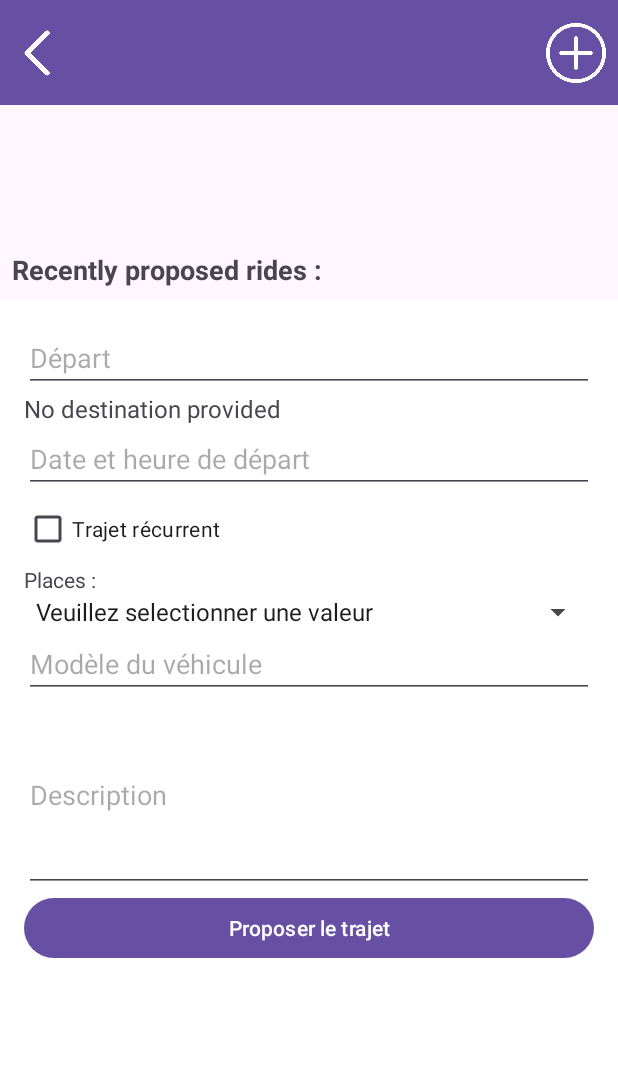
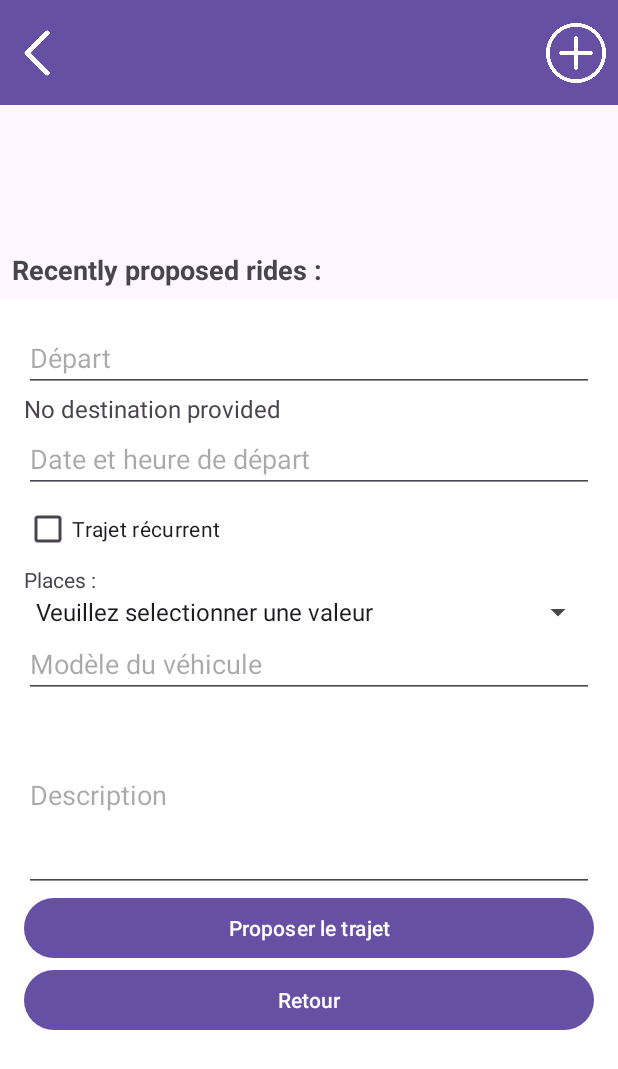
Before and after one commit to alcatel-taxi-brousse/frontend, an Android app: the fragment ProposeRideFragment placed in its activity, on a phone screen of 412 x 824 dp. Shown: the top 1069 px of the screen. Run offline under Robolectric (Android 15) with nearby library versions, the phone set to English and light mode, and no system bars; our stand-ins replace Volley; network calls fail.

Commit message:
Fixing all

```diff
--- a/app/src/main/java/com/alcatelcnamisi1/taxibrousse/CommunityDetailsActivity.kt
+++ b/app/src/main/java/com/alcatelcnamisi1/taxibrousse/CommunityDetailsActivity.kt
@@ -47,7 +47,12 @@ class CommunityDetailsActivity : AppCompatActivity() {
             navigateBackToHome()
         }
 
-        openFragment(ViewRidesFragment(), R.id.frameLayoutRidesContainer)
+        val fragment = ViewRidesFragment()
+        fragment.arguments = Bundle().apply {
+            putString("arrival", destination)
+            println("\n Data sent : $destination")
+        }
+        openFragment(fragment, R.id.frameLayoutRidesContainer)
     }
 
     private fun openFragment(fragment: Fragment, containerId: Int) {
--- a/app/src/main/java/com/alcatelcnamisi1/taxibrousse/ProposeRideFragment.kt
+++ b/app/src/main/java/com/alcatelcnamisi1/taxibrousse/ProposeRideFragment.kt
@@ -29,6 +29,7 @@ class ProposeRideFragment : Fragment() {
     private var editTextCarModel: EditText? = null
     private var editTextDescription: EditText? = null
     private var buttonProposeRide: Button? = null
+    private var buttonReturn: Button? = null
     private var calendar: Calendar = Calendar.getInstance()
 
 
@@ -57,6 +58,7 @@ class ProposeRideFragment : Fragment() {
         editTextCarModel = view.findViewById(R.id.editTextCarModel)
         editTextDescription = view.findViewById(R.id.editTextDescription)
         buttonProposeRide = view.findViewById(R.id.buttonProposeRide)
+        buttonReturn = view.findViewById(R.id.buttonReturn)
 
         editTextDateTime?.setOnClickListener {
             showDateTimePicker()
@@ -80,6 +82,10 @@ class ProposeRideFragment : Fragment() {
 
         buttonProposeRide?.setOnClickListener {
             proposeRide()
+        }
+
+        buttonReturn?.setOnClickListener {
+            activity?.supportFragmentManager?.popBackStack()
         }
 
         fieldListeners()
--- a/app/src/main/java/com/alcatelcnamisi1/taxibrousse/ViewCommunitiesFragment.kt
+++ b/app/src/main/java/com/alcatelcnamisi1/taxibrousse/ViewCommunitiesFragment.kt
@@ -9,6 +9,7 @@ import android.widget.ImageButton
 import android.widget.LinearLayout
 import android.widget.TextView
 import android.widget.Toast
+import androidx.cardview.widget.CardView
 import androidx.fragment.app.Fragment
 import org.json.JSONArray
 import org.json.JSONException
@@ -76,12 +77,12 @@ class ViewCommunitiesFragment : Fragment() {
 
             val nameTextView: TextView = communityView.findViewById(R.id.textViewCommunityName)
             val destinationTextView: TextView = communityView.findViewById(R.id.textViewCommunityDestination)
-            val arrowButton: ImageButton = communityView.findViewById(R.id.buttonArrow)
+            //val arrowButton: ImageButton = communityView.findViewById(R.id.buttonArrow)
 
             nameTextView.text = community["name"]
             destinationTextView.text = community["destination"]
 
-            arrowButton.setOnClickListener {
+            communityView.setOnClickListener {
                 val communityName = community["name"]
                 val destination = community["destination"]
 
--- a/app/src/main/java/com/alcatelcnamisi1/taxibrousse/ViewRidesFragment.kt
+++ b/app/src/main/java/com/alcatelcnamisi1/taxibrousse/ViewRidesFragment.kt
@@ -19,9 +19,21 @@ import java.text.SimpleDateFormat
 import java.util.Locale
 import java.util.*
 
+private const val ARG_PARAM1 = "arrival"
+
+
 class ViewRidesFragment : Fragment() {
 
     private lateinit var linearLayout: LinearLayout
+    private var arrival: String? = null
+    override fun onCreate(savedInstanceState: Bundle?) {
+        super.onCreate(savedInstanceState)
+        arguments?.let {
+            arrival = it.getString(ARG_PARAM1)
+            println("Received arrival: $arrival")
+        }
+        println("\n OnCreate received data : $arrival")
+    }
 
     override fun onCreateView(
         inflater: LayoutInflater, container: ViewGroup?,
@@ -116,15 +128,17 @@ class ViewRidesFragment : Fragment() {
 
 
             buttonJoinRide.setOnClickListener {
-                print("button Join Ride clicked")
+                print("\n button Join Ride clicked")
                 val fragment = JoinRideFragment()
+                println("\n Data sent : $arrival")
                 fragment.arguments = Bundle().apply {
                     putString("departure", ride["departure"])
+                    putString("arrival", arrival)
                     putString("date", ride["date"])
                     putInt("seats_taken", 0)
                     ride["seatsAvailable"]?.let { it1 -> putInt("seats_total", it1.toInt()) }
                 }
-
+                print("\n Departure : " + ride["departure"])
                 val fragmentManager: FragmentManager = parentFragmentManager
                 val fragmentTransaction: FragmentTransaction = fragmentManager.beginTransaction()
                 fragmentTransaction.replace(R.id.frameLayoutRidesContainer, fragment)
--- a/app/src/main/res/layout/fragment_join_ride.xml
+++ b/app/src/main/res/layout/fragment_join_ride.xml
@@ -14,11 +14,11 @@
         android:orientation="vertical">
 
         <TextView
-            android:id="@+id/textViewRouteName"
+            android:id="@+id/textViewDeparture"
             android:layout_width="match_parent"
             android:layout_height="wrap_content"
             android:gravity="center"
-            android:text="@string/route_name" />
+            android:text="departure" />
 
         <TextView
             android:id="@+id/textViewDate"
--- a/app/src/main/res/layout/fragment_propose_ride.xml
+++ b/app/src/main/res/layout/fragment_propose_ride.xml
@@ -80,6 +80,12 @@
             android:layout_height="wrap_content"
             android:text="@string/ride_validation" />
 
+        <Button
+            android:id="@+id/buttonReturn"
+            android:layout_width="match_parent"
+            android:layout_height="wrap_content"
+            android:text="Retour" />
+
     </LinearLayout>
 
 </ScrollView>
```
Also changed, not shown: app/src/main/java/com/alcatelcnamisi1/taxibrousse/CreateCommunityFragment.kt (+11 -5 lines), app/src/main/java/com/alcatelcnamisi1/taxibrousse/JoinRideFragment.kt (+20 -13 lines), app/src/main/res/layout/fragment_create_community.xml (+4 -5 lines), app/src/main/res/layout/list_item_community.xml (+2 -5 lines).
